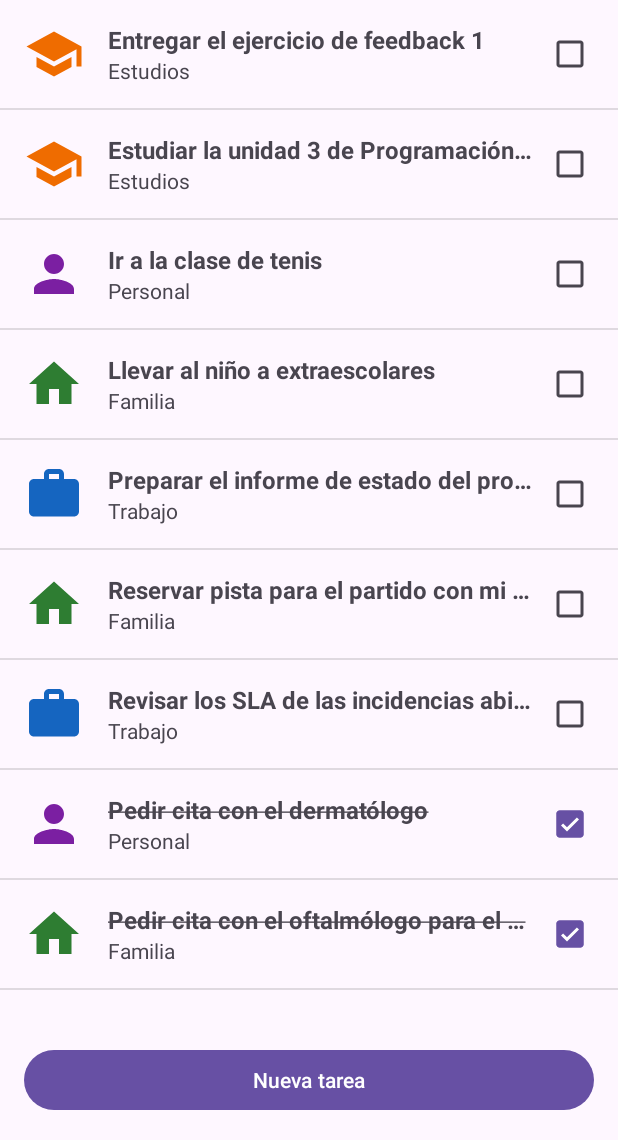
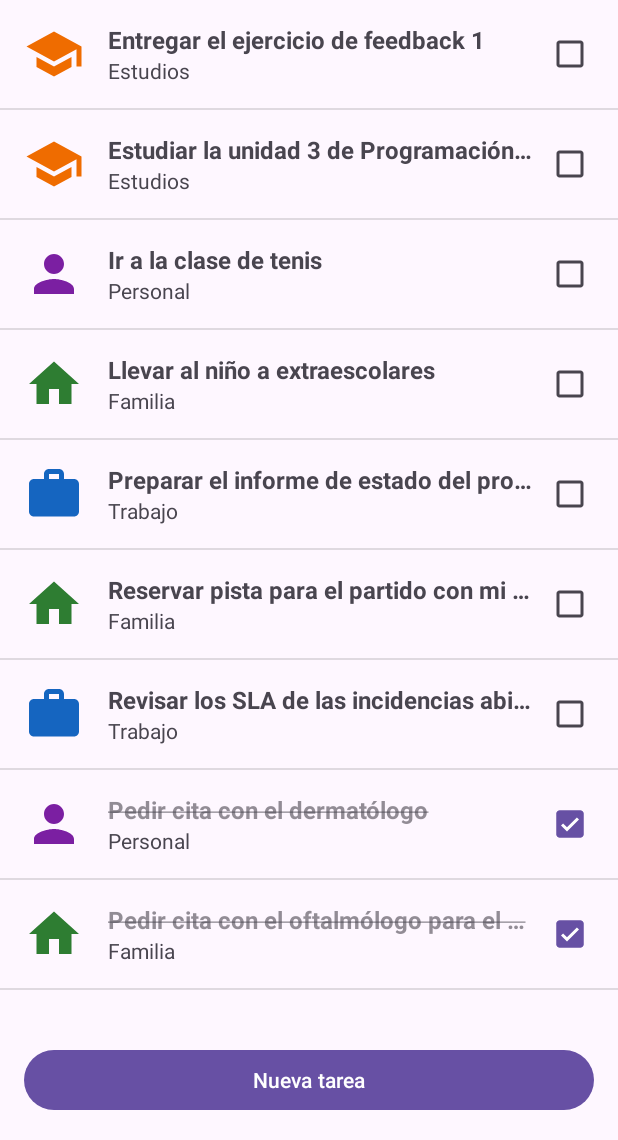
Before and after one commit to vmourcue/Vanessa_Mouriz_Feed1_GestorTareas, an Android app: the screen it shows after launch (MainActivity), on a phone screen of 412 x 824 dp, the part 96-1236 px from its top. Run offline under Robolectric (Android 15) with nearby library versions, the phone set to English and light mode, and no system bars; 1 statement that could not run was skipped.

Commit message:
Corrijo el tachado de las tareas completadas en la lista: uso StrikethroughSpan en lugar de setPaintFlags

```diff
--- a/app/src/main/java/com/example/vanessa_mouriz_feed1_gestortareas/TareaAdapter.java
+++ b/app/src/main/java/com/example/vanessa_mouriz_feed1_gestortareas/TareaAdapter.java
@@ -1,7 +1,9 @@
 package com.example.vanessa_mouriz_feed1_gestortareas;
 
 import android.content.Context;
-import android.graphics.Paint;
+import android.text.SpannableString;
+import android.text.Spanned;
+import android.text.style.StrikethroughSpan;
 import android.view.LayoutInflater;
 import android.view.View;
 import android.view.ViewGroup;
@@ -67,16 +69,20 @@ public class TareaAdapter extends ArrayAdapter<Tarea> {
         }
 
         holder.imageViewIcono.setImageResource(tarea.getIconoResId());
-        holder.textViewTitulo.setText(tarea.getTitulo());
         holder.textViewCategoria.setText(tarea.getCategoria());
 
-        // Si la tarea está completada, tachamos el título
+        // Si la tarea está completada, tachamos el título con un StrikethroughSpan
+        // y lo atenuamos un poco. (Con setPaintFlags no siempre se veía la línea
+        // cuando el título era largo y se cortaba con "...")
         if (tarea.isCompletada()) {
-            holder.textViewTitulo.setPaintFlags(
-                    holder.textViewTitulo.getPaintFlags() | Paint.STRIKE_THRU_TEXT_FLAG);
+            SpannableString tituloTachado = new SpannableString(tarea.getTitulo());
+            tituloTachado.setSpan(new StrikethroughSpan(), 0, tituloTachado.length(),
+                    Spanned.SPAN_EXCLUSIVE_EXCLUSIVE);
+            holder.textViewTitulo.setText(tituloTachado);
+            holder.textViewTitulo.setAlpha(0.6f);
         } else {
-            holder.textViewTitulo.setPaintFlags(
-                    holder.textViewTitulo.getPaintFlags() & ~Paint.STRIKE_THRU_TEXT_FLAG);
+            holder.textViewTitulo.setText(tarea.getTitulo());
+            holder.textViewTitulo.setAlpha(1f);
         }
 
         // Quito el listener antes de llamar a setChecked; si no, al reutilizar
```
